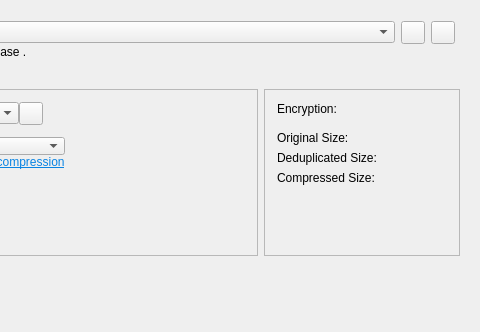
The window that src/vorta/assets/UI/repotab.ui (borgbase/vorta) describes before a commit, drawn with Qt 5; both pictures show x 351 to 831 and y 0 to 332 of the 831 by 461 pixel window.
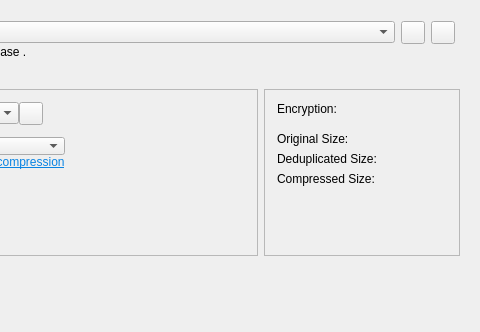
The same window after the commit.

Commit message:
Replace line by spacer in repotab.
* src/vorta/assets/UI/repotab.ui

```diff
--- a/src/vorta/assets/UI/repotab.ui
+++ b/src/vorta/assets/UI/repotab.ui
@@ -356,17 +356,20 @@
           </widget>
          </item>
          <item row="1" column="0">
-          <widget class="Line" name="line">
-           <property name="sizePolicy">
-            <sizepolicy hsizetype="Expanding" vsizetype="Fixed">
-             <horstretch>0</horstretch>
-             <verstretch>0</verstretch>
-            </sizepolicy>
-           </property>
+          <spacer name="verticalSpacer_2">
            <property name="orientation">
-            <enum>Qt::Horizontal</enum>
+            <enum>Qt::Vertical</enum>
            </property>
-          </widget>
+           <property name="sizeType">
+            <enum>QSizePolicy::Fixed</enum>
+           </property>
+           <property name="sizeHint" stdset="0">
+            <size>
+             <width>1</width>
+             <height>4</height>
+            </size>
+           </property>
+          </spacer>
          </item>
          <item row="2" column="0">
           <widget class="QLabel" name="label_11">
@@ -382,28 +385,28 @@
            </property>
           </widget>
          </item>
-         <item row="4" column="0">
+         <item row="3" column="0">
           <widget class="QLabel" name="label_13">
            <property name="text">
             <string>Deduplicated Size:</string>
            </property>
           </widget>
          </item>
-         <item row="4" column="1">
+         <item row="3" column="1">
           <widget class="QLabel" name="sizeDeduplicated">
            <property name="text">
             <string/>
            </property>
           </widget>
          </item>
-         <item row="5" column="0">
+         <item row="4" column="0">
           <widget class="QLabel" name="label_12">
            <property name="text">
             <string>Compressed Size:</string>
            </property>
           </widget>
          </item>
-         <item row="5" column="1">
+         <item row="4" column="1">
           <widget class="QLabel" name="sizeCompressed">
            <property name="text">
             <string/>
```
